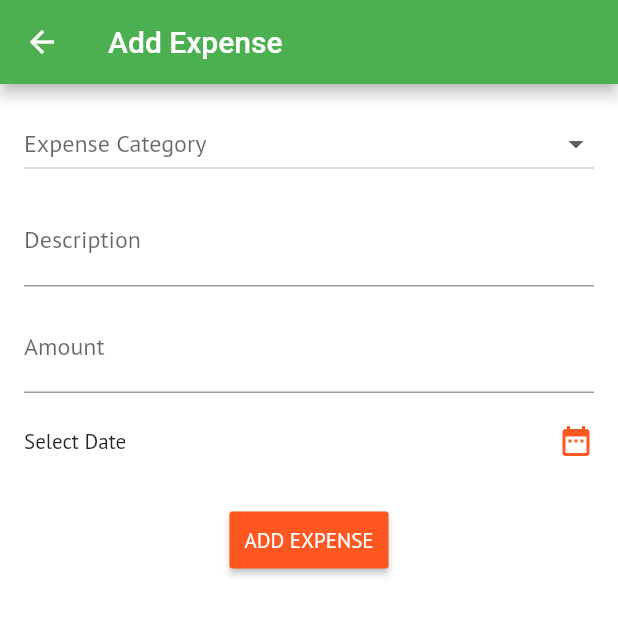
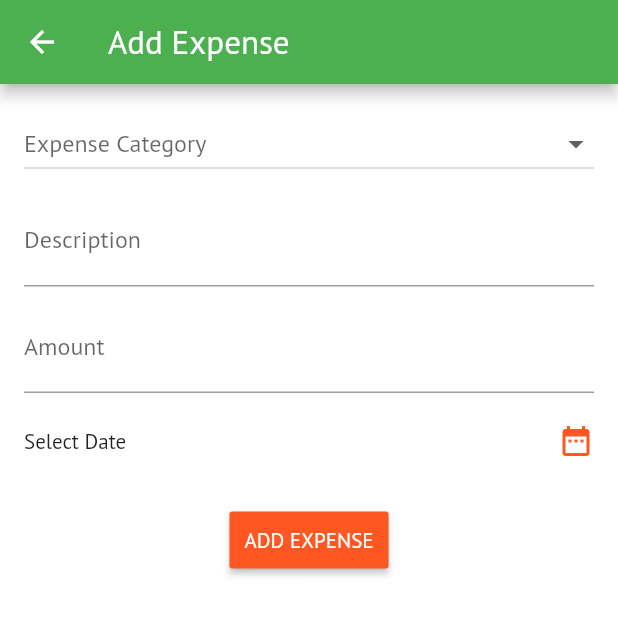
Before and after one commit to vengateshm/flutter_sqflite_sample, a Flutter app: the screen it shows after launch, after a tap on the "add" icon, on a phone screen of 412 x 824 dp, the top half of it. Run offline on Flutter 3.47's test engine with Material 2 defaults, Android fonts, the light colour scheme and no system bars; our stand-ins replace google_fonts, sqflite; accounts and stored records are empty.

Commit message:
null result handled, app bar font change in add expense screen

```diff
--- a/lib/screens/expense_add_screen.dart
+++ b/lib/screens/expense_add_screen.dart
@@ -1,6 +1,7 @@
 import 'package:expense_controller/models/expense.dart';
 import 'package:expense_controller/models/expense_category.dart';
 import 'package:expense_controller/repository/expense_repository.dart';
+import 'package:expense_controller/widgets/venm_app_bar.dart';
 import 'package:flutter/material.dart';
 
 class ExpenseAddScreen extends StatefulWidget {
@@ -50,7 +51,7 @@ class _ExpenseAddScreenState extends State<ExpenseAddScreen> {
     return SafeArea(
         child: Scaffold(
             appBar: AppBar(
-              title: Text("Add Expense"),
+              title: appBarTitleWidget('Add Expense'),
             ),
             body: expenseAddWidget()));
   }
--- a/lib/screens/expense_list_screen.dart
+++ b/lib/screens/expense_list_screen.dart
@@ -51,9 +51,11 @@ class _ExpenseListState extends State<ExpenseList> {
               MaterialPageRoute(
                   builder: (BuildContext context) =>
                       ExpenseAddScreen(widget.repository)));
+          if (result != null) {
             widget.repository.addExpense(result.categoryId, result.description,
                 result.createdAt, result.amount);
             getAllExpenses();
+          }
         },
       ),
     ));
```
Lines whose indentation alone changed are shown as unchanged.
